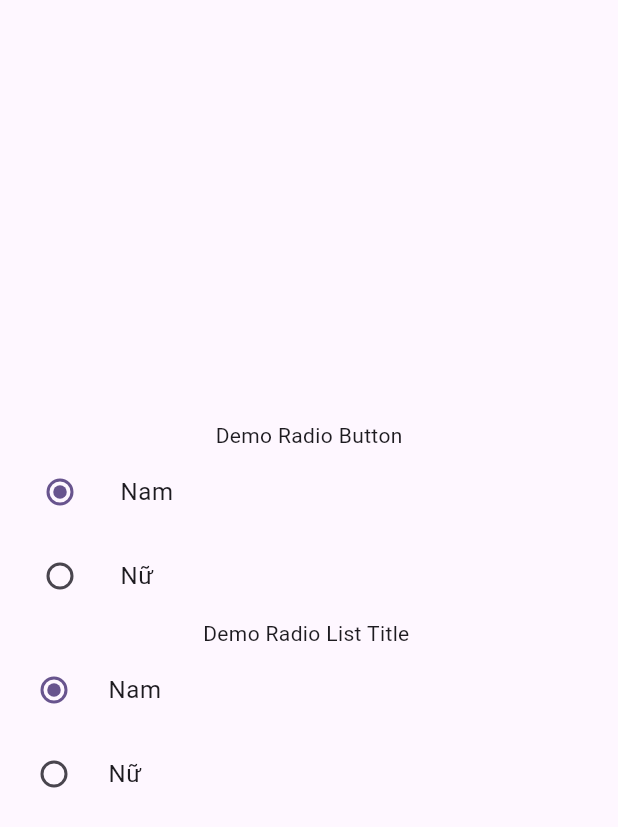
After one commit to dntruong81/testflutter, a Flutter app: the MyRadio screen opened directly, on a phone screen of 412 x 824 dp. The commit adds this screen. Shown: the top 827 px of the screen. Run offline on Flutter 3.47's test engine with Material 3 defaults, Android fonts, the phone set to English and light mode, and no system bars.

Commit message:
Cap nhat ngay 23112025

```diff
--- a/lib/InkWell.dart
+++ b/lib/InkWell.dart
@@ -16,7 +16,7 @@ class TestInkWellState extends State <TestInkWell> {
         child: InkWell(
           child: Text('InkWell Test'),
           onTap: (){
-            var  mySnackbarContent  = SnackBar(content: Text('ElevatedButton'));
+            var  mySnackbarContent  = SnackBar(content: Text('InkWell Test'));
             ScaffoldMessenger.of(context).showSnackBar(mySnackbarContent);
             }
         ),
--- /dev/null
+++ b/lib/radiodemo.dart
@@ -0,0 +1,66 @@
+import 'package:flutter/material.dart';
+
+class MyRadio extends StatefulWidget {
+  @override
+  State<StatefulWidget> createState() {
+    // TODO: implement createState
+    return MyRadioState();
+  }
+}
+
+class MyRadioState extends State<MyRadio> {
+  int? _gioitinh = 0; //Nam = 0,Nữ = 1
+  int? _gioitinh2 = 0; //Nam = 0,Nữ = 1
+  @override
+  Widget build(BuildContext context) {
+    // TODO: implement build
+    return Scaffold(
+      body: Center(
+        child: Column(
+          mainAxisAlignment: MainAxisAlignment.center,
+          children: [
+            Text('Demo Radio Button'),
+            ListTile(
+              title: Text('Nam'),
+              leading: Radio(value: 0,groupValue: _gioitinh, onChanged: (newValue){
+                setState(() {
+                  _gioitinh = newValue;
+                });
+              },)
+            ),
+            ListTile(
+                title: Text('Nữ'),
+                leading: Radio(value: 1,groupValue: _gioitinh, onChanged: (newValue){
+                  setState(() {
+                    _gioitinh = newValue;
+                  });
+                },)
+            ),
+            Text('Demo Radio List Title '),
+            RadioListTile(
+              title: Text('Nam'),
+              value: 0,
+              groupValue: _gioitinh2,
+              onChanged: (newvalue){
+               setState(() {
+                 _gioitinh2 = newvalue;
+               });
+              },
+            ),
+            RadioListTile(
+              title: Text('Nữ'),
+              value: 1,
+              groupValue: _gioitinh2,
+              onChanged: (newvalue){
+                setState(() {
+                  _gioitinh2 = newvalue;
+                });
+
+              },
+            ),
+          ],
+        )
+      ),
+    );
+  }
+}
--- a/lib/snackbar.dart
+++ b/lib/snackbar.dart
@@ -21,10 +21,10 @@ class MySnackBarState extends State<MySnackBar>{
         child: Column(
           mainAxisAlignment: MainAxisAlignment.center,
           children: [
-            Text('Hello World'),
+            Text('Test Snackbar'),
             ElevatedButton(
                 onPressed: (){
-                  var  mySnackbarContent  = SnackBar(content: Text('ElevatedButton'));
+                  var  mySnackbarContent  = SnackBar(content: Text('Xin chao lop 16DTH'));
                   ScaffoldMessenger.of(context).showSnackBar(mySnackbarContent);
                 },
                 child: Text('Show Snackbar'))
```
Also changed, not shown: lib/ListTitle.dart (added, +34 -0 lines), lib/Navigator.dart (+21 -18 lines), lib/PushNamed_truyenthamso.dart (+6 -6 lines), lib/card.dart (added, +26 -0 lines), lib/checkbox.dart (added, +44 -0 lines), lib/flexible.dart (added, +28 -0 lines), lib/gridview.dart (+7 -5 lines), lib/listview.dart (+7 -5 lines), lib/main.dart (+7 -1 lines), lib/stack.dart (added, +33 -0 lines), lib/testfieldtext.dart (+15 -11 lines).
